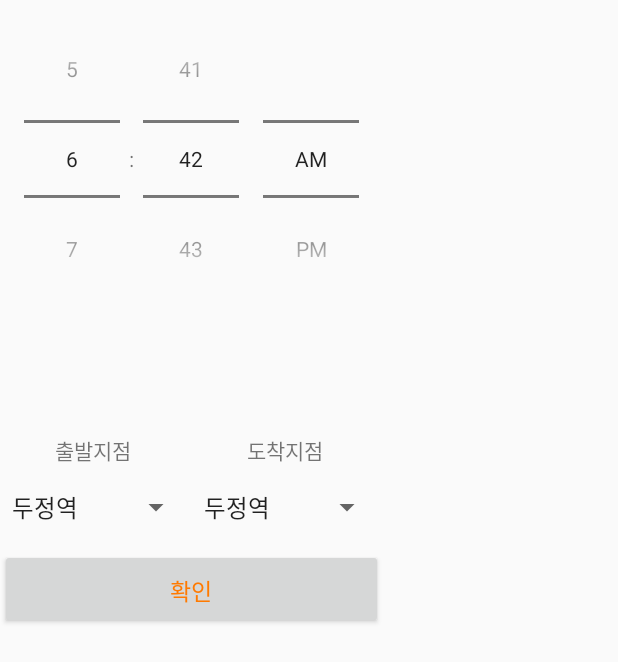
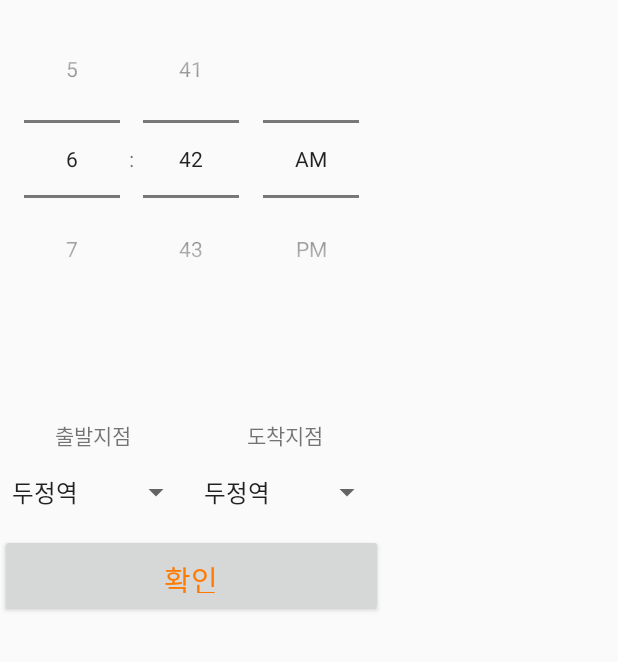
Before and after one commit to donyoeb/taxisharing, an Android app: the layout activity_menu2.xml on its own in the app's theme, with its tools: preview values and no code run, on a phone screen of 412 x 824 dp. Shown: the top 662 px of the screen. Run offline under Robolectric (Android 15) with nearby library versions, the phone set to English and light mode, and no system bars.

Commit message:
메뉴 이벤트 기능(확인버튼설정)

```diff
--- a/app/src/main/res/layout/activity_menu.xml
+++ b/app/src/main/res/layout/activity_menu.xml
@@ -6,8 +6,9 @@
     android:orientation="vertical">
 
     <LinearLayout
+        android:id="@+id/room"
         android:layout_width="match_parent"
-        android:layout_height="99dp"
+        android:layout_height="100dp"
         android:layout_weight="1"
         android:gravity="center"
         android:orientation="horizontal">
@@ -28,6 +29,7 @@
 
 
     <ListView
+        android:layout_below = "@+id/room"
         android:layout_weight="1"
         android:layout_width="match_parent"
         android:layout_height="wrap_content" />
--- a/app/src/main/res/layout/activity_menu2.xml
+++ b/app/src/main/res/layout/activity_menu2.xml
@@ -20,7 +20,7 @@
         android:textColor="#3A69D3"/>
 
     <LinearLayout
-        android:layout_marginTop="50dp"
+        android:layout_marginTop="40dp"
         android:layout_width="match_parent"
         android:layout_height="match_parent"
         android:orientation="horizontal">
@@ -71,23 +71,17 @@
 
     </LinearLayout>
 
-    <LinearLayout
-        android:orientation="horizontal"
-        android:gravity="center"
-        android:layout_width="match_parent"
-        android:layout_height="wrap_content">
-        <Button
+
+    <Button
             android:text="확인"
-            android:textSize="15sp"
+            android:textSize="19dp"
             android:textColor="#ff7a00"
             android:padding="16dp"
             android:gravity="center"
-
             android:layout_width="match_parent"
-            android:layout_height="53dp"
+            android:layout_height="55dp"
             android:onClick="mOnClose"/>
 
-    </LinearLayout>
 
 
 </LinearLayout>
```
Also changed, not shown: app/src/main/java/com/google/texxxi/menu2Activity.java (+34 -3 lines).
